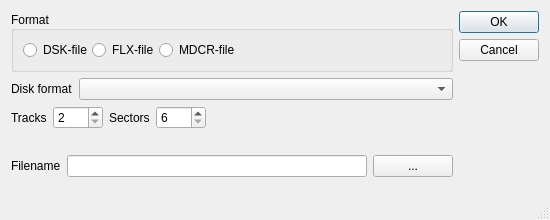
Above: src/fpnew.ui from aladur/flexemu before the change. Below: the same form after it.
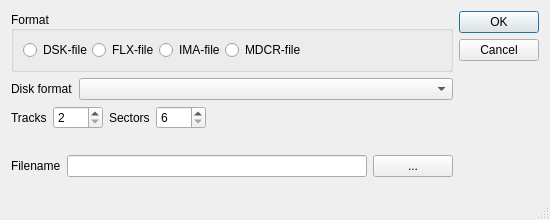
That is the form after the change.

```diff
--- a/src/fpnew.ui
+++ b/src/fpnew.ui
@@ -102,6 +102,13 @@
           </property>
          </widget>
         </item>
+        <item>
+         <widget class="QRadioButton" name="r_imaFile">
+          <property name="text">
+           <string>IMA-file</string>
+          </property>
+         </widget>
+        </item>
         <item>
          <widget class="QRadioButton" name="r_mdcrFile">
           <property name="sizePolicy">
```
